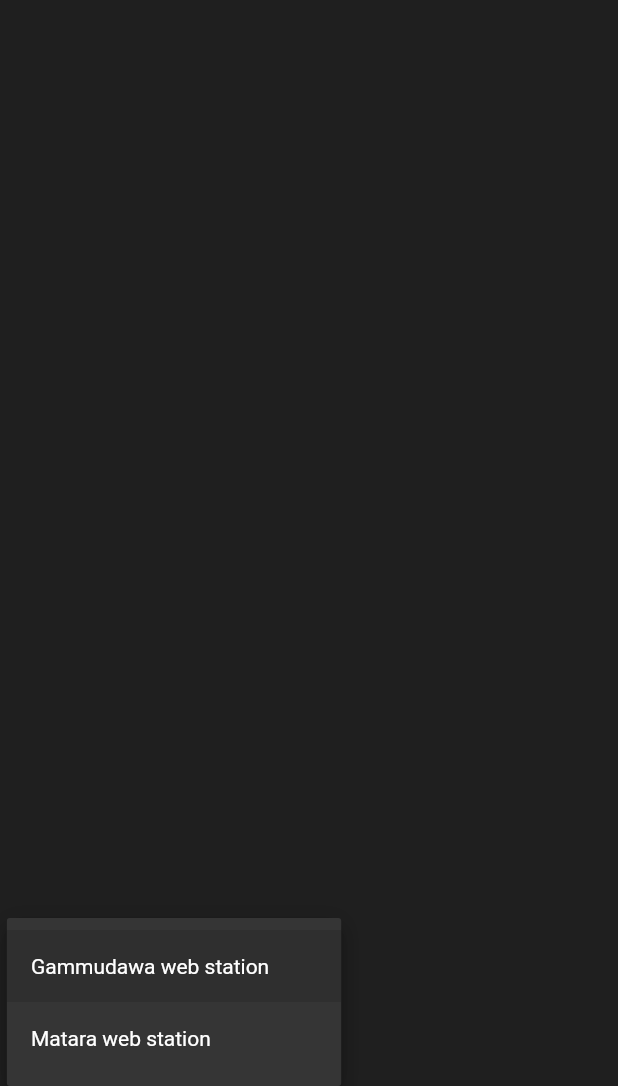
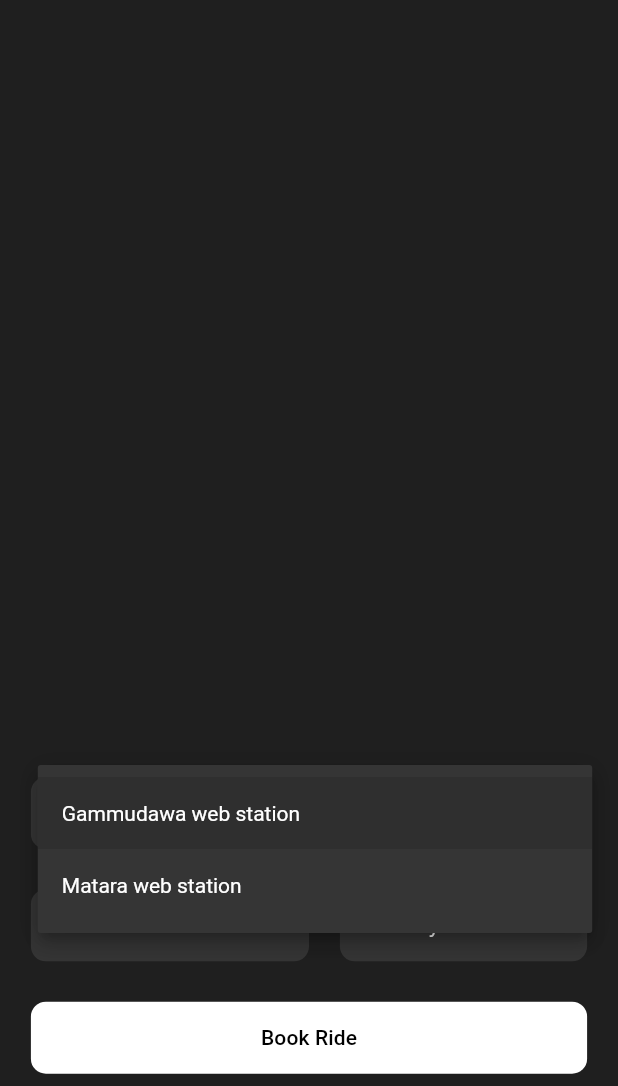
Before and after one commit to Randil-Hasanga/Go-Moon-App---Flutter, a Flutter app: the screen it shows after launch, after a tap on "Gammudawa web station", on a phone screen of 412 x 824 dp, the part 150-1236 px from its top. Run offline on Flutter 3.47's test engine with Material 3 defaults, Android fonts, the phone set to English and light mode, and no system bars.

Commit message:
Dropdown widget class

```diff
--- a/lib/Pages/home_page.dart
+++ b/lib/Pages/home_page.dart
@@ -1,4 +1,5 @@
 import 'package:flutter/material.dart';
+import 'package:go_moon/widgets/custom_dropdown_button.dart';
 
 class HomePage extends StatelessWidget {
   late double _deviceHeight, _deviceWidth;
@@ -22,7 +23,7 @@ class HomePage extends StatelessWidget {
             crossAxisAlignment: CrossAxisAlignment.start,
             children: [
               _pageTitle(),
-              _destinationDropDownMenu(),
+              _bookRideWidget(),
             ],
           ),
         ),
@@ -53,25 +54,76 @@ class HomePage extends StatelessWidget {
   }
 
   Widget _destinationDropDownMenu() {
-    List<String> _items = [
-      'Gammudawa web station',
-      'Matara web station',
-    ];
+    return CustomDropdownButtonClass(
+      values: const [
+        'Gammudawa web station',
+        'Matara web station',
+      ],
+      width: _deviceWidth,
+    );
+  }
+
+  Widget _travellerInformationWidget() {
+    return Row(
+      mainAxisAlignment: MainAxisAlignment.spaceBetween,
+      mainAxisSize: MainAxisSize.max,
+      crossAxisAlignment: CrossAxisAlignment.center,
+      children: [
+        CustomDropdownButtonClass(
+          values: const [
+            '1',
+            '2',
+            '3',
+            '4',
+          ],
+          width: _deviceWidth * 0.45,
+        ),
+        CustomDropdownButtonClass(
+          values: const [
+            'Economy',
+            'Business',
+            'First',
+            'Private',
+          ],
+          width: _deviceWidth * 0.40,
+        ),
+      ],
+    );
+  }
+
+  Widget _bookRideWidget() {
     return Container(
-      child: DropdownButton(
-        value: _items.first,
-        onChanged: (_) {},
-        items: _items.map(
-          (e) {
-            return DropdownMenuItem(
-              child: Text(e),
-              value: e,
-            );
-          },
-        ).toList(),
-        underline: Container(),
-        dropdownColor: const Color.fromRGBO(53, 53, 53, 1.0),
-        style: const TextStyle(color: Colors.white),
+      //color: Colors.red,
+      height: _deviceHeight * 0.25,
+      child: Column(
+        mainAxisAlignment: MainAxisAlignment.spaceBetween,
+        mainAxisSize: MainAxisSize.max,
+        crossAxisAlignment: CrossAxisAlignment.center,
+        children: [
+          _destinationDropDownMenu(),
+          _travellerInformationWidget(),
+          _rideButton(),
+        ],
+      ),
+    );
+  }
+
+  Widget _rideButton() {
+    return Container(
+      margin: EdgeInsets.only(bottom: _deviceHeight*0.01),
+      decoration: BoxDecoration(
+        color: Colors.white,
+        borderRadius: BorderRadius.circular(10),
+      ),
+      width: _deviceWidth,
+      child: MaterialButton(
+        onPressed: () {},
+        child: const Text(
+          "Book Ride",
+          style: TextStyle(
+            color: Colors.black,
+          ),
+        ),
       ),
     );
   }
--- /dev/null
+++ b/lib/widgets/custom_dropdown_button.dart
@@ -0,0 +1,38 @@
+import 'package:flutter/material.dart';
+
+class CustomDropdownButtonClass extends StatelessWidget {
+
+  late List<String> values;
+  late double width;
+
+  CustomDropdownButtonClass({required this.values,required this.width});
+
+  @override
+  Widget build(BuildContext context) {
+
+    return Container(
+      width: width,
+      padding: EdgeInsets.symmetric(horizontal: width*0.05),
+      decoration: BoxDecoration(
+        color: Color.fromRGBO(53, 53, 53, 1.0),
+        borderRadius: BorderRadius.circular(10),
+      ),
+
+      child: DropdownButton(
+        value: values.first,
+        onChanged: (_) {},
+        items: values.map(
+          (e) {
+            return DropdownMenuItem(
+              child: Text(e),
+              value: e,
+            );
+          },
+        ).toList(),
+        underline: Container(),
+        dropdownColor: const Color.fromRGBO(53, 53, 53, 1.0),
+        style: const TextStyle(color: Colors.white),
+      ),
+    );
+  }
+}
```
Also changed, not shown: pubspec.yaml (line endings or trailing spaces).
